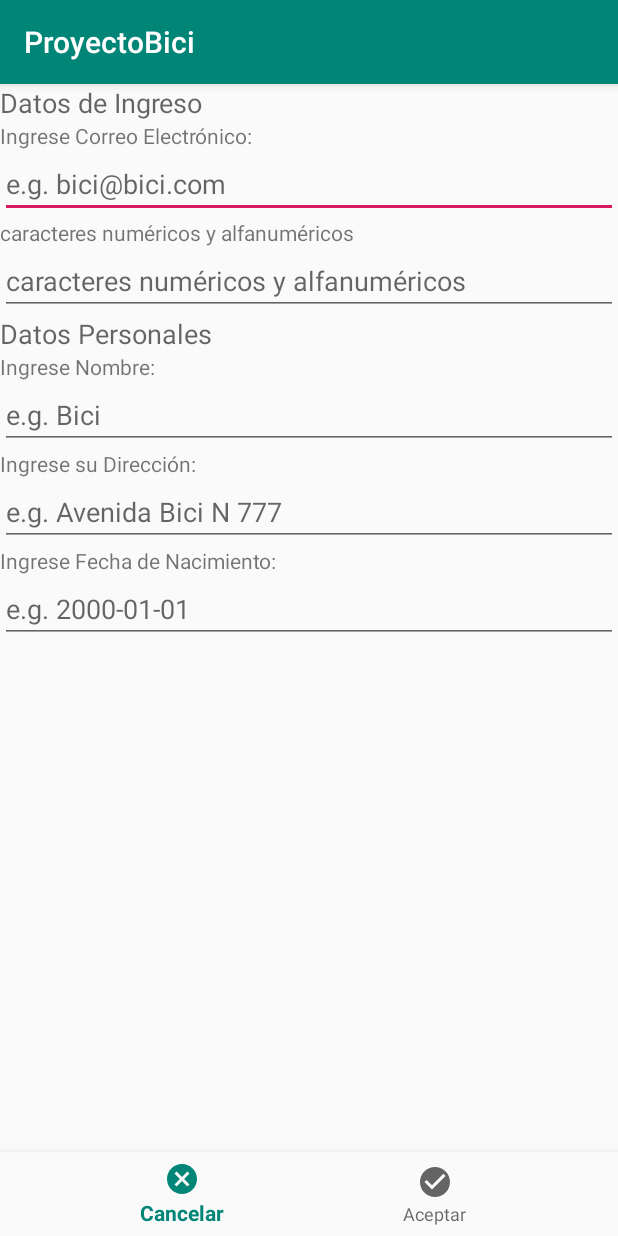
After one commit to AngelChoquehuanca/ProyectoBici, an Android app: the SiginActivity screen opened directly, with no data from a screen before it, on a phone screen of 412 x 824 dp. The commit adds this screen. Run offline under Robolectric (Android 15) with nearby library versions, the phone set to English and light mode, and no system bars.

Commit message:
Agregando Sigin

```diff
--- a/app/src/main/java/com/example/proyectobici/MapFragment.java
+++ b/app/src/main/java/com/example/proyectobici/MapFragment.java
@@ -106,6 +106,7 @@ public class MapFragment extends Fragment implements OnMapReadyCallback, GoogleM
         //mMap.addMarker(new MarkerOptions().position(miPos).title("Yo"));
         mMap.moveCamera(CameraUpdateFactory.newLatLngZoom(miPos,18));
 
+
     }
 
     @Override
--- /dev/null
+++ b/app/src/main/java/com/example/proyectobici/SiginActivity.java
@@ -0,0 +1,145 @@
+package com.example.proyectobici;
+
+import androidx.annotation.NonNull;
+import androidx.appcompat.app.AppCompatActivity;
+
+import android.content.Intent;
+import android.os.Bundle;
+import android.util.Log;
+import android.view.MenuItem;
+import android.widget.EditText;
+import android.widget.TextView;
+import android.widget.Toast;
+
+import com.google.android.material.bottomnavigation.BottomNavigationView;
+
+import org.json.JSONArray;
+
+import java.io.BufferedInputStream;
+import java.io.BufferedReader;
+import java.io.DataOutputStream;
+import java.io.InputStream;
+import java.io.InputStreamReader;
+import java.net.HttpURLConnection;
+import java.net.MalformedURLException;
+import java.net.URL;
+
+public class SiginActivity extends AppCompatActivity {
+    //private TextView mTextMessage;
+    private NetworkFragment mNetworkFragment;
+    private EditText edtEmail;
+    private EditText edtPassword;
+    private EditText edtNombre;
+    private EditText edtDireccion;
+    private EditText edtNacimiento;
+
+    private BottomNavigationView.OnNavigationItemSelectedListener mOnNavigationItemSelectedListener
+            = new BottomNavigationView.OnNavigationItemSelectedListener() {
+
+        @Override
+        public boolean onNavigationItemSelected(@NonNull MenuItem item) {
+            switch (item.getItemId()) {
+                case R.id.sigin_cancel:
+                    //mTextMessage.setText(R.string.title_cancel);
+                    Intent iCancel=new Intent(getApplicationContext(),LoginActivity.class);
+                    startActivity(iCancel);
+                    return true;
+                case R.id.signin_check:
+                    Thread tr=new Thread(){
+                        @Override
+                        public void run() {
+                            String email=edtEmail.getText().toString();
+                            String pass=edtPassword.getText().toString();
+                            final String resultado=enviarDatosPost(edtEmail.getText().toString(),
+                                    edtPassword.getText().toString(),edtNombre.getText().toString(),
+                                    edtDireccion.getText().toString(),edtNacimiento.getText().toString());
+                            /*runOnUiThread(new Runnable() {
+                                @Override
+                                public void run() {
+                                    boolean res=obtenerJSON(resultado);
+                                    if(res){
+                                        Intent i=new Intent(getApplicationContext(),RouteActivity.class);
+                                        i.putExtra("cod",4);
+                                        startActivity(i);
+                                    }else {
+                                        Toast.makeText(getApplicationContext(),"Usuario o Password Incorrecto",Toast.LENGTH_SHORT).show();
+                                    }
+                                }
+                            });*/
+                        }
+                    };
+                    tr.start();
+
+                    Intent iCheck=new Intent(getApplicationContext(),LoginActivity.class);
+                    startActivity(iCheck);
+                    return true;
+            }
+            return false;
+        }
+    };
+
+    @Override
+    protected void onCreate(Bundle savedInstanceState) {
+        super.onCreate(savedInstanceState);
+        setContentView(R.layout.activity_sigin);
+        edtEmail=(EditText)findViewById(R.id.cmpSiginEmail);
+        edtPassword=(EditText)findViewById(R.id.cmpSiginPassword);
+        edtNombre=(EditText)findViewById(R.id.cmpSiginNombre);
+        edtDireccion=(EditText)findViewById(R.id.cmpSiginDireccion);
+        edtNacimiento=(EditText)findViewById(R.id.cmpSiginFecha);
+
+
+
+        BottomNavigationView navView = findViewById(R.id.nav_sigin);
+        navView.setOnNavigationItemSelectedListener(mOnNavigationItemSelectedListener);
+    }
+
+    public String enviarDatosPost(String email, String pass, String nombre, String direccion, String nacimiento){
+        StringBuilder resul=null;
+        int respuesta=0;
+        String linea="";
+        Log.i("SiginActivity","Email:"+email+",Pass:"+pass+",Nombre:"+nombre+",Direccion:"+direccion+",Nacimiento:"+nacimiento);
+        String urlParameters="log_email="+email+"&log_pass="+pass+"&usu_nombre="+nombre+"&usu_direccion="+direccion+"&usu_nacimiento="+nacimiento;
+        try {
+            URL url=new URL("https://afternoon-mesa-67144.herokuapp.com/rest/usuario.php");
+            HttpURLConnection conexion=(HttpURLConnection)url.openConnection();
+            conexion.setRequestMethod("POST");
+            conexion.setRequestProperty("Content-Length",Integer.toString(urlParameters.getBytes().length));
+            conexion.setDoOutput(true);
+            DataOutputStream wr=new DataOutputStream(conexion.getOutputStream());
+            wr.writeBytes(urlParameters);
+            wr.close();
+            InputStream is=conexion.getInputStream();
+            respuesta=conexion.getResponseCode();
+
+            resul=new StringBuilder();
+            if(respuesta==HttpURLConnection.HTTP_OK){
+                InputStream in=new BufferedInputStream(conexion.getInputStream());
+                BufferedReader reader=new BufferedReader(new InputStreamReader(in));
+                while((linea=reader.readLine())!=null){
+                    resul.append(linea);
+                }
+            }
+
+        } catch (Exception e) {
+            e.printStackTrace();
+        }
+        Log.i("SiginActivity",resul.toString());
+        return resul.toString();
+    }
+
+    public boolean obtenerJSON(String response){
+        boolean res=false;
+        try {
+            JSONArray json=new JSONArray(response);
+            //Toast.makeText(this, json.toString(), Toast.LENGTH_SHORT).show();
+            if (json.length()>0){
+                res=true;
+            }
+        }catch (Exception e){
+            e.printStackTrace();
+        }
+
+        return res;
+    }
+}
--- /dev/null
+++ b/app/src/main/res/drawable/ic_cancel.xml
@@ -0,0 +1,5 @@
+<vector android:height="24dp" android:tint="#BF0E0E"
+    android:viewportHeight="24.0" android:viewportWidth="24.0"
+    android:width="24dp" xmlns:android="http://schemas.android.com/apk/res/android">
+    <path android:fillColor="#FF000000" android:pathData="M12,2C6.47,2 2,6.47 2,12s4.47,10 10,10 10,-4.47 10,-10S17.53,2 12,2zM17,15.59L15.59,17 12,13.41 8.41,17 7,15.59 10.59,12 7,8.41 8.41,7 12,10.59 15.59,7 17,8.41 13.41,12 17,15.59z"/>
+</vector>
--- /dev/null
+++ b/app/src/main/res/drawable/ic_check.xml
@@ -0,0 +1,5 @@
+<vector android:height="24dp" android:tint="#1F6B04"
+    android:viewportHeight="24.0" android:viewportWidth="24.0"
+    android:width="24dp" xmlns:android="http://schemas.android.com/apk/res/android">
+    <path android:fillColor="#FF000000" android:pathData="M12,2C6.48,2 2,6.48 2,12s4.48,10 10,10 10,-4.48 10,-10S17.52,2 12,2zM10,17l-5,-5 1.41,-1.41L10,14.17l7.59,-7.59L19,8l-9,9z"/>
+</vector>
--- /dev/null
+++ b/app/src/main/res/layout/activity_sigin.xml
@@ -0,0 +1,124 @@
+<?xml version="1.0" encoding="utf-8"?>
+<androidx.constraintlayout.widget.ConstraintLayout xmlns:android="http://schemas.android.com/apk/res/android"
+    xmlns:app="http://schemas.android.com/apk/res-auto"
+    xmlns:tools="http://schemas.android.com/tools"
+    android:layout_width="match_parent"
+    android:layout_height="match_parent"
+    android:fitsSystemWindows="false"
+    tools:context=".SiginActivity">
+
+    <ScrollView
+        android:id="@+id/vista_scroll"
+        android:layout_width="match_parent"
+        android:layout_height="match_parent">
+
+        <LinearLayout
+            android:layout_width="match_parent"
+            android:layout_height="wrap_content"
+            android:orientation="vertical" >
+
+            <TextView
+                android:id="@+id/textView9"
+                android:layout_width="match_parent"
+                android:layout_height="wrap_content"
+                android:text="@string/str_txt_datos_ingreso"
+                android:textAppearance="@style/TextAppearance.AppCompat.Medium" />
+
+            <TextView
+                android:id="@+id/textView5"
+                android:layout_width="match_parent"
+                android:layout_height="wrap_content"
+                android:text="@string/str_txt_email" />
+
+            <EditText
+                android:id="@+id/cmpSiginEmail"
+                android:layout_width="match_parent"
+                android:layout_height="wrap_content"
+                android:ems="10"
+                android:hint="@string/str_sigin_email"
+                android:inputType="textEmailAddress"
+                tools:ignore="Autofill"/>
+
+            <TextView
+                android:id="@+id/textView6"
+                android:layout_width="match_parent"
+                android:layout_height="wrap_content"
+                android:text="@string/str_sigin_password" />
+
+            <EditText
+                android:id="@+id/cmpSiginPassword"
+                android:layout_width="match_parent"
+                android:layout_height="wrap_content"
+                android:ems="10"
+                android:hint="@string/str_sigin_password"
+                android:inputType="textPersonName|textPassword"
+                tools:ignore="Autofill" />
+
+            <TextView
+                android:id="@+id/textView10"
+                android:layout_width="match_parent"
+                android:layout_height="wrap_content"
+                android:text="@string/str_txt_datos_personales"
+                android:textAppearance="@style/TextAppearance.AppCompat.Medium" />
+
+            <TextView
+                android:id="@+id/textView3"
+                android:layout_width="match_parent"
+                android:layout_height="wrap_content"
+                android:text="@string/str_txt_nombre" />
+
+            <EditText
+                android:id="@+id/cmpSiginNombre"
+                android:layout_width="match_parent"
+                android:layout_height="wrap_content"
+                android:ems="10"
+                android:hint="@string/str_sigin_nombre"
+                android:inputType="textPersonName"
+                tools:ignore="Autofill"/>
+
+            <TextView
+                android:id="@+id/textView7"
+                android:layout_width="match_parent"
+                android:layout_height="wrap_content"
+                android:text="@string/str_txt_direccion" />
+
+            <EditText
+                android:id="@+id/cmpSiginDireccion"
+                android:layout_width="match_parent"
+                android:layout_height="wrap_content"
+                android:ems="10"
+                android:hint="@string/str_sigin_direccion"
+                android:inputType="textPersonName"
+                tools:ignore="Autofill"/>
+
+            <TextView
+                android:id="@+id/textView8"
+                android:layout_width="match_parent"
+                android:layout_height="wrap_content"
+                android:text="@string/str_txt_nacimiento" />
+
+            <EditText
+                android:id="@+id/cmpSiginFecha"
+                android:layout_width="match_parent"
+                android:layout_height="wrap_content"
+                android:ems="10"
+                android:hint="@string/str_sigin_nacimiento"
+                android:inputType="date"
+                tools:ignore="Autofill"/>
+
+            <Space
+                android:layout_width="match_parent"
+                android:layout_height="50sp" />
+        </LinearLayout>
+    </ScrollView>
+
+    <com.google.android.material.bottomnavigation.BottomNavigationView
+        android:id="@+id/nav_sigin"
+        android:layout_width="0dp"
+        android:layout_height="wrap_content"
+        android:background="?android:attr/windowBackground"
+        app:layout_constraintBottom_toBottomOf="parent"
+        app:layout_constraintLeft_toLeftOf="parent"
+        app:layout_constraintRight_toRightOf="parent"
+        app:menu="@menu/menu_signin" />
+</androidx.constraintlayout.widget.ConstraintLayout>
--- /dev/null
+++ b/app/src/main/res/menu/menu_signin.xml
@@ -0,0 +1,12 @@
+<?xml version="1.0" encoding="utf-8"?>
+<menu xmlns:android="http://schemas.android.com/apk/res/android">
+    <item
+        android:id="@+id/sigin_cancel"
+        android:icon="@drawable/ic_cancel"
+        android:title="@string/title_cancel" />
+
+    <item
+        android:id="@+id/signin_check"
+        android:icon="@drawable/ic_check"
+        android:title="@string/title_check" />
+</menu>
--- a/app/src/main/res/values/strings.xml
+++ b/app/src/main/res/values/strings.xml
@@ -2,16 +2,35 @@
     <string name="app_name">ProyectoBici</string>
     <string name="str_edt_email">Ingrese email</string>
     <string name="str_edt_pass">Ingrese password</string>
-    <string name="str_btn_login">Loguearse</string>
+    <string name="str_btn_login">Iniciar Sesión</string>
+    <string name="str_btn_sigin">Registrarse</string>
+
+    <string name="str_txt_datos_ingreso">Datos de Ingreso</string>
+    <string name="str_txt_email">Ingrese Correo Electrónico:</string>
+    <string name="str_sigin_email">e.g. bici@bici.com</string>
+    <string name="str_txt_password">Ingrese su Contraseña:</string>
+    <string name="str_sigin_password">caracteres numéricos y alfanuméricos</string>
+    <string name="str_txt_datos_personales">Datos Personales</string>
+    <string name="str_txt_nombre">Ingrese Nombre:</string>
+    <string name="str_sigin_nombre">e.g. Bici</string>
+    <string name="str_txt_direccion">Ingrese su Dirección:</string>
+    <string name="str_sigin_direccion">e.g. Avenida Bici N 777</string>
+    <string name="str_txt_nacimiento">Ingrese Fecha de Nacimiento:</string>
+    <string name="str_sigin_nacimiento">e.g. 2000-01-01</string>
+
     <string name="title_activity_route">RouteActivity</string>
     <string name="title_route">Mi Ruta</string>
     <string name="title_history">Historial</string>
     <string name="title_other">Otras Rutas</string>
     <string name="title_store">Tienda</string>
     <string name="title_bt">Bluetooth</string>
+
+    <string name="title_check">Aceptar</string>
+    <string name="title_cancel">Cancelar</string>
+
     <string name="str_txt_listabt">DISPOSITIVOS VINCULADOS</string>
-    <string name="str_txt_pulso">Pulso(BPM):0</string>
-    <string name="str_txt_bt">BT:OFF</string>
+    <string name="str_txt_pulso">Estado:0</string>
+    <string name="str_txt_bt">Pulso(BPM):0</string>
     <string name="title_activity_mi_ruta">Map</string>
     <string name="str_txt_latitud">Latitud:</string>
     <string name="str_txt_longitud">Longitud:</string>
```
Also changed, not shown: app/src/main/AndroidManifest.xml (+5 -6 lines), app/src/main/java/com/example/proyectobici/DownloadCallback.java (added, +43 -0 lines), app/src/main/java/com/example/proyectobici/LoginActivity.java (+22 -1 lines), app/src/main/java/com/example/proyectobici/NetworkFragment.java (added, +277 -0 lines), app/src/main/java/com/example/proyectobici/RouteActivity.java (+4 -4 lines), app/src/main/res/layout/activity_login.xml (+18 -2 lines).
